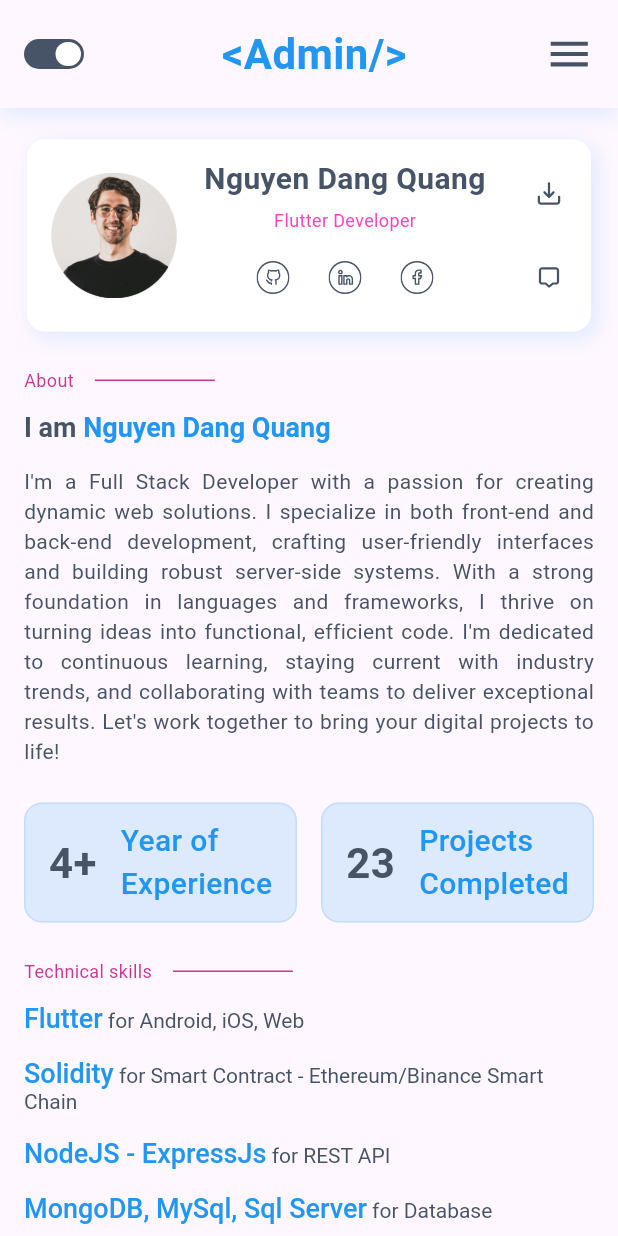
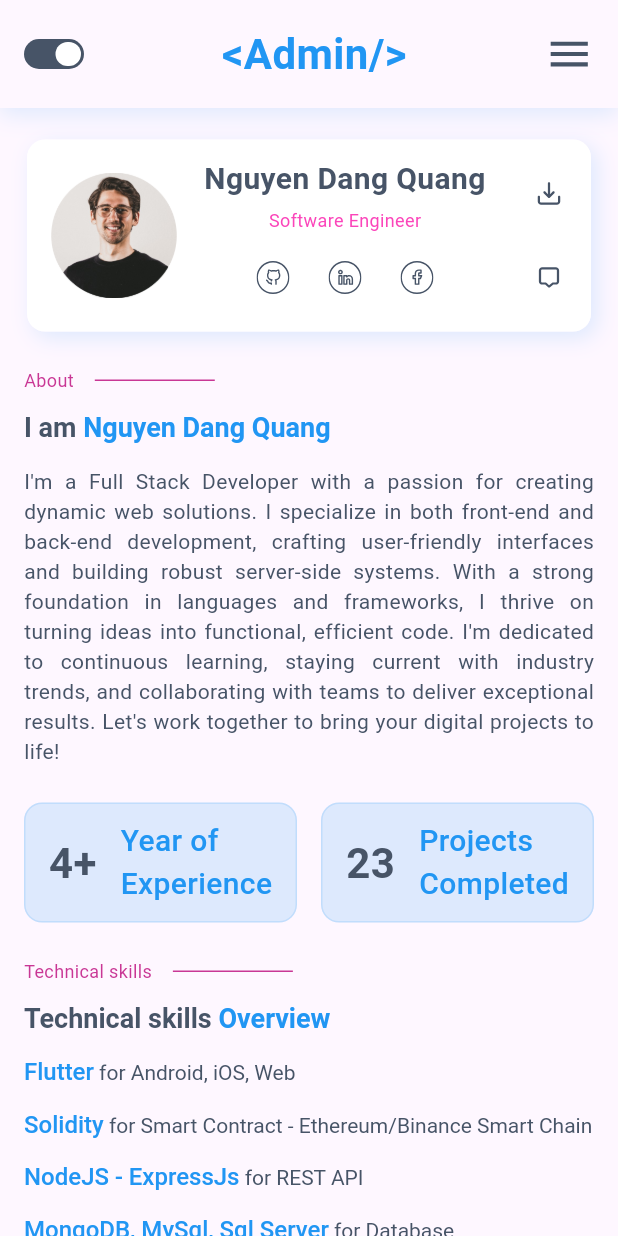
Before and after one commit to quangnd2203/my_porfolio, a Flutter app: the screen it shows after launch, on a phone screen of 412 x 824 dp. Run offline on Flutter 3.47's test engine with Material 3 defaults, Android fonts, the phone set to English and light mode, and no system bars; our stand-ins replace cached_network_image, connectivity_plus, device_info_plus, dio, equatable, flutter_bloc and 9 more.

Commit message:
no message

```diff
--- a/lib/app/translations/en_us_translations.dart
+++ b/lib/app/translations/en_us_translations.dart
@@ -16,4 +16,5 @@ final Map<String, String> enUs = <String, String>{
   'i_am': 'I am',
   'year_of_experience': 'Year of\nExperience',
   'projects_completed': 'Projects\nCompleted',
+  'overview': 'Overview',
 };
--- a/lib/app/ui/home/home_screen.dart
+++ b/lib/app/ui/home/home_screen.dart
@@ -8,6 +8,7 @@ import '../../constants/app_text_styles.dart';
 import '../../constants/app_values.dart';
 import '../widgets/responsive_screen.dart';
 import 'widget/home_about.dart';
+import 'widget/home_projects.dart';
 import 'widget/home_skill.dart';
 import 'widget/info_card.dart';
 
@@ -72,6 +73,13 @@ class _HomeScreenState extends State<HomeScreen> with ResponsiveScreen {
                         'my_skills',
                         const HomeSkill(),
                       ),
+                      const SizedBox(
+                        height: 80,
+                      ),
+                      buildPart(
+                        'my_projects',
+                        const HomeProjects(),
+                      ),
                     ],
                   ),
                 ),
@@ -106,7 +114,19 @@ class _HomeScreenState extends State<HomeScreen> with ResponsiveScreen {
             const SizedBox(
               height: 24,
             ),
-            buildPart('my_skills', const HomeSkill(), isMobile: true),
+            buildPart(
+              'my_skills',
+              const HomeSkill(),
+              isMobile: true,
+            ),
+            const SizedBox(
+              height: 24,
+            ),
+            buildPart(
+              'my_projects',
+              const HomeProjects(),
+              isMobile: true,
+            ),
           ],
         ),
       ),
@@ -149,7 +169,7 @@ class _HomeScreenState extends State<HomeScreen> with ResponsiveScreen {
                 ],
               ),
               SizedBox(
-                height: isMobile ? 12 : 48,
+                height: isMobile ? 12 : 36,
               ),
               child,
             ],
--- a/lib/app/ui/home/widget/home_about.dart
+++ b/lib/app/ui/home/widget/home_about.dart
@@ -74,6 +74,7 @@ class HomeAbout extends StatelessWidget with ResponsiveScreen {
 
   Widget buildAchievements({bool isMobile = false}) {
     Widget buildItem(String value, String title) {
+      return LayoutBuilder(builder: (BuildContext context, BoxConstraints constraints) {
         return Container(
           padding: const EdgeInsets.all(10),
           decoration: BoxDecoration(
@@ -97,13 +98,32 @@ class HomeAbout extends StatelessWidget with ResponsiveScreen {
                 const SizedBox(
                   width: 16,
                 ),
+                if (constraints.maxWidth < 171)
+                  Expanded(
+                    child: FittedBox(
+                      fit: BoxFit.cover,
+                      child: Text(
+                        title.tr,
+                        maxLines: 2,
+                        overflow: TextOverflow.ellipsis,
+                        style: (isMobile
+                                ? AppTextStyles.getXlStyle(AppTextStyles.medium)
+                                : AppTextStyles.get2xlStyle(AppTextStyles.medium))
+                            .copyWith(
+                          color: AppColors.primary,
+                        ),
+                      ),
+                    ),
+                  )
+                else
                   Text(
                     title.tr,
                     maxLines: 2,
                     overflow: TextOverflow.ellipsis,
                     style: (isMobile
                             ? AppTextStyles.getXlStyle(AppTextStyles.medium)
-                    : AppTextStyles.get2xlStyle(AppTextStyles.medium)).copyWith(
+                            : AppTextStyles.get2xlStyle(AppTextStyles.medium))
+                        .copyWith(
                       color: AppColors.primary,
                     ),
                   ),
@@ -111,6 +131,7 @@ class HomeAbout extends StatelessWidget with ResponsiveScreen {
             ),
           ),
         );
+      });
     }
 
     return Row(
--- /dev/null
+++ b/lib/app/ui/home/widget/home_projects.dart
@@ -0,0 +1,10 @@
+import 'package:flutter/material.dart';
+
+class HomeProjects extends StatelessWidget {
+  const HomeProjects({super.key});
+
+  @override
+  Widget build(BuildContext context) {
+    return const Placeholder();
+  }
+}
--- a/lib/app/ui/home/widget/home_skill.dart
+++ b/lib/app/ui/home/widget/home_skill.dart
@@ -32,13 +32,37 @@ class HomeSkill extends StatelessWidget with ResponsiveScreen {
     );
   }
 
+  Widget builtTitle({bool isMobile = false}) {
+    return RichText(
+      text: TextSpan(
+        text: 'my_skills'.tr,
+        style: (isMobile
+            ? AppTextStyles.getLgStyle(AppTextStyles.bold)
+            : AppTextStyles.getHeadingStyle(AppTextStyles.bold))
+            .copyWith(color: isDarkMode ? AppColors.white : AppColors.gray.shade600),
+        children: <TextSpan>[
+          TextSpan(
+            text: ' ${'overview'.tr}',
+            style: (isMobile
+                ? AppTextStyles.getLgStyle(AppTextStyles.bold)
+                : AppTextStyles.getHeadingStyle(AppTextStyles.bold))
+                .copyWith(color: AppColors.primary),
+          ),
+        ],
+      ),
+    );
+  }
+
   @override
   Widget buildDesktop(BuildContext context) {
     return SizedBox(
       width: getx.Get.width,
       child: Column(
         crossAxisAlignment: CrossAxisAlignment.start,
-        children: skills.entries.map<Widget>((MapEntry<String, String> e) {
+        children: <Widget>[
+          builtTitle(),
+          const SizedBox(height: 32,),
+        ] + skills.entries.map<Widget>((MapEntry<String, String> e) {
           return Column(
             children: <Widget>[
               RichText(
@@ -69,7 +93,10 @@ class HomeSkill extends StatelessWidget with ResponsiveScreen {
       width: MOBILE_PAGE_MAX_WIDTH,
       child: Column(
         crossAxisAlignment: CrossAxisAlignment.start,
-        children: skills.entries.map<Widget>((MapEntry<String, String> e) {
+        children:  <Widget>[
+          builtTitle(isMobile: true),
+          const SizedBox(height: 16,),
+        ] + skills.entries.map<Widget>((MapEntry<String, String> e) {
           return Column(
             children: <Widget>[
               RichText(
@@ -77,7 +104,7 @@ class HomeSkill extends StatelessWidget with ResponsiveScreen {
                   children: <TextSpan>[
                     TextSpan(
                       text: e.key,
-                      style: AppTextStyles.getLgStyle(AppTextStyles.medium).copyWith(color: AppColors.primary),
+                      style: AppTextStyles.getBaseStyle(AppTextStyles.medium).copyWith(color: AppColors.primary),
                     ),
                     TextSpan(
                         text: ' ${e.value}',
--- a/lib/app/ui/home/widget/info_card.dart
+++ b/lib/app/ui/home/widget/info_card.dart
@@ -263,7 +263,7 @@ class _Mobile extends StatelessWidget {
                       height: 4,
                     ),
                     Text(
-                      'Flutter Developer',
+                      'Software Engineer',
                       style: AppTextStyles.getXsStyle(AppTextStyles.regular)
                           .copyWith(color: isDarkMode ? AppColors.warring : AppColors.secondary),
                     ),
```
Lines whose indentation alone changed are shown as unchanged.
